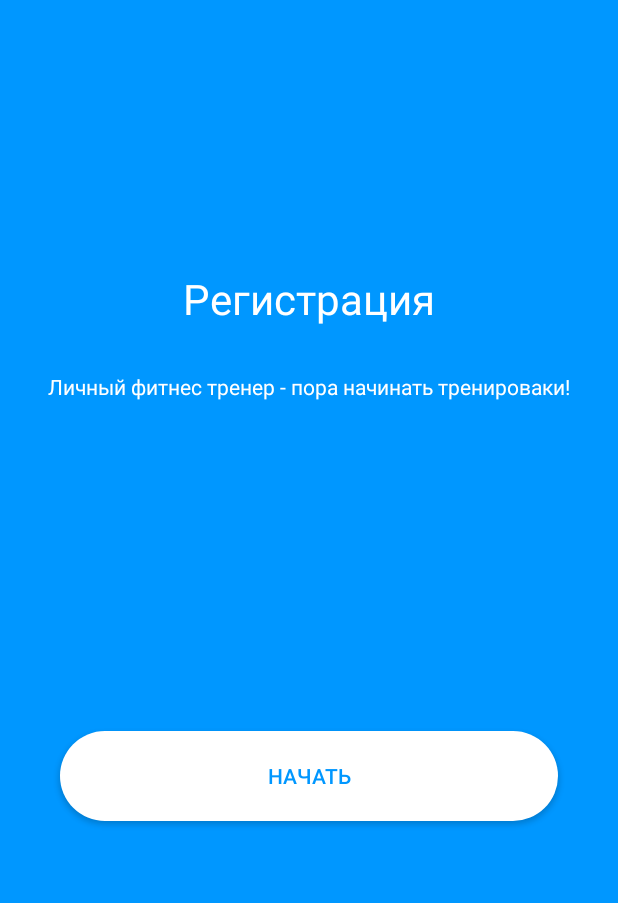
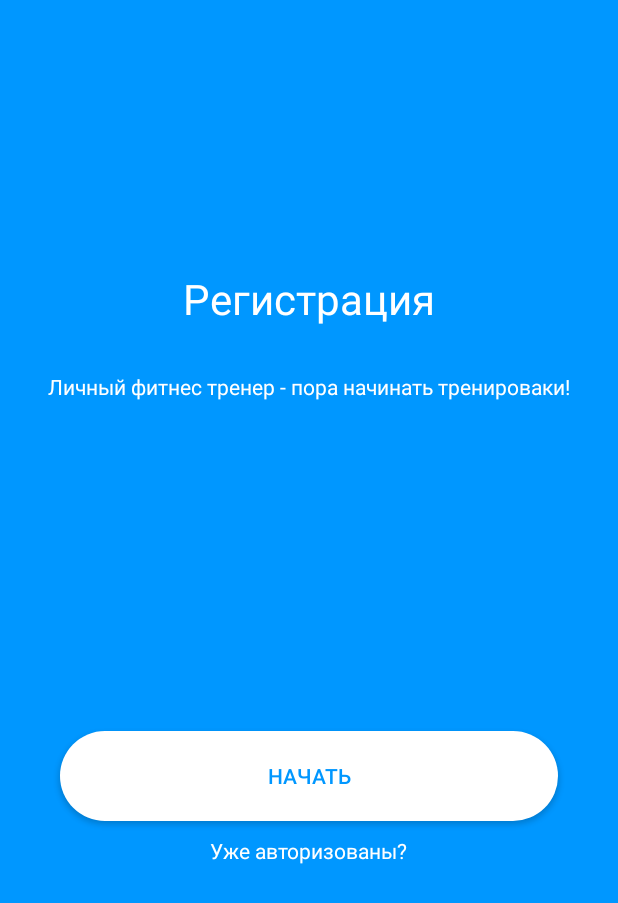
Before and after one commit to kirillColeBou/MDK_01_03_PR14, an Android app: the screen it shows after launch (MainActivity), on a phone screen of 412 x 824 dp. Shown: the top 903 px of the screen. Run offline under Robolectric (Android 15) with nearby library versions, the phone set to English and light mode, and no system bars.

Commit message:
Разработанный проект на оценку 5. Тепляков

```diff
--- a/app/src/main/java/com/example/pr14_teplyakov/MainActivity.java
+++ b/app/src/main/java/com/example/pr14_teplyakov/MainActivity.java
@@ -2,8 +2,10 @@ package com.example.pr14_teplyakov;
 
 import android.content.DialogInterface;
 import android.content.Intent;
+import android.content.SharedPreferences;
 import android.net.Uri;
 import android.os.Bundle;
+import android.preference.PreferenceManager;
 import android.view.View;
 import android.widget.CheckBox;
 import android.widget.EditText;
@@ -39,6 +41,8 @@ public class MainActivity extends AppCompatActivity {
     FrameLayout training2;
     FrameLayout training3;
     FrameLayout training4;
+    SharedPreferences sharedPreferences;
+    SharedPreferences.Editor editor;
 
     @Override
     protected void onCreate(Bundle savedInstanceState) {
@@ -50,6 +54,8 @@ public class MainActivity extends AppCompatActivity {
             v.setPadding(systemBars.left, systemBars.top, systemBars.right, systemBars.bottom);
             return insets;
         });
+        sharedPreferences = PreferenceManager.getDefaultSharedPreferences(MainActivity.this);
+        editor = sharedPreferences.edit();
     }
 
     public void AlertDialog(String title, String message){
@@ -113,7 +119,10 @@ public class MainActivity extends AppCompatActivity {
             w = findViewById(R.id.w);
         }
     }
-
+    boolean tr1 = false;
+    boolean tr2 = false;
+    boolean tr3 = false;
+    boolean tr4 = false;
     public void onClickStep5(View view){
         if(!m.isChecked() && !w.isChecked()) AlertDialog("Уведомление", "Выберите ваш пол!");
         else {
@@ -122,10 +131,15 @@ public class MainActivity extends AppCompatActivity {
             training2 = findViewById(R.id.training2);
             training3 = findViewById(R.id.training3);
             training4 = findViewById(R.id.training4);
-            if(cb1.isChecked()) training1.setVisibility(View.VISIBLE);
-            if(cb2.isChecked()) training2.setVisibility(View.VISIBLE);
-            if(cb3.isChecked()) training3.setVisibility(View.VISIBLE);
-            if(cb4.isChecked()) training4.setVisibility(View.VISIBLE);
+            if(cb1.isChecked()) {training1.setVisibility(View.VISIBLE); tr1 = true;}
+            if(cb2.isChecked()) {training2.setVisibility(View.VISIBLE); tr2 = true;}
+            if(cb3.isChecked()) {training3.setVisibility(View.VISIBLE); tr3 = true;}
+            if(cb4.isChecked()) {training4.setVisibility(View.VISIBLE); tr4 = true;}
+            editor.putBoolean("training1", tr1);
+            editor.putBoolean("training2", tr2);
+            editor.putBoolean("training3", tr3);
+            editor.putBoolean("training4", tr4);
+            editor.commit();
         }
     }
 
@@ -148,4 +162,16 @@ public class MainActivity extends AppCompatActivity {
         Intent browserIntent = new Intent(Intent.ACTION_VIEW, Uri.parse("https://www.youtube.com/watch?v=zfUjxQexhjA"));
         startActivity(browserIntent);
     }
+
+    public void onClickSkip(View view){
+        setContentView(R.layout.main);
+        training1 = findViewById(R.id.training1);
+        training2 = findViewById(R.id.training2);
+        training3 = findViewById(R.id.training3);
+        training4 = findViewById(R.id.training4);
+        if(sharedPreferences.getBoolean("training1", true)) training1.setVisibility(View.VISIBLE);
+        if(sharedPreferences.getBoolean("training2", true)) training2.setVisibility(View.VISIBLE);
+        if(sharedPreferences.getBoolean("training3", true)) training3.setVisibility(View.VISIBLE);
+        if(sharedPreferences.getBoolean("training4", true)) training4.setVisibility(View.VISIBLE);
+    }
 }
--- a/app/src/main/res/layout/activity_main.xml
+++ b/app/src/main/res/layout/activity_main.xml
@@ -47,6 +47,15 @@
                 android:background="@drawable/round_component"
                 android:textColor="#0097FF"/>
 
+            <TextView
+                android:layout_width="wrap_content"
+                android:layout_height="wrap_content"
+                android:text="Уже авторизованы?"
+                android:layout_gravity="center"
+                android:layout_marginTop="10dp"
+                android:textColor="@color/white"
+                android:onClick="onClickSkip"/>
+
         </LinearLayout>
 
     </LinearLayout>
```
